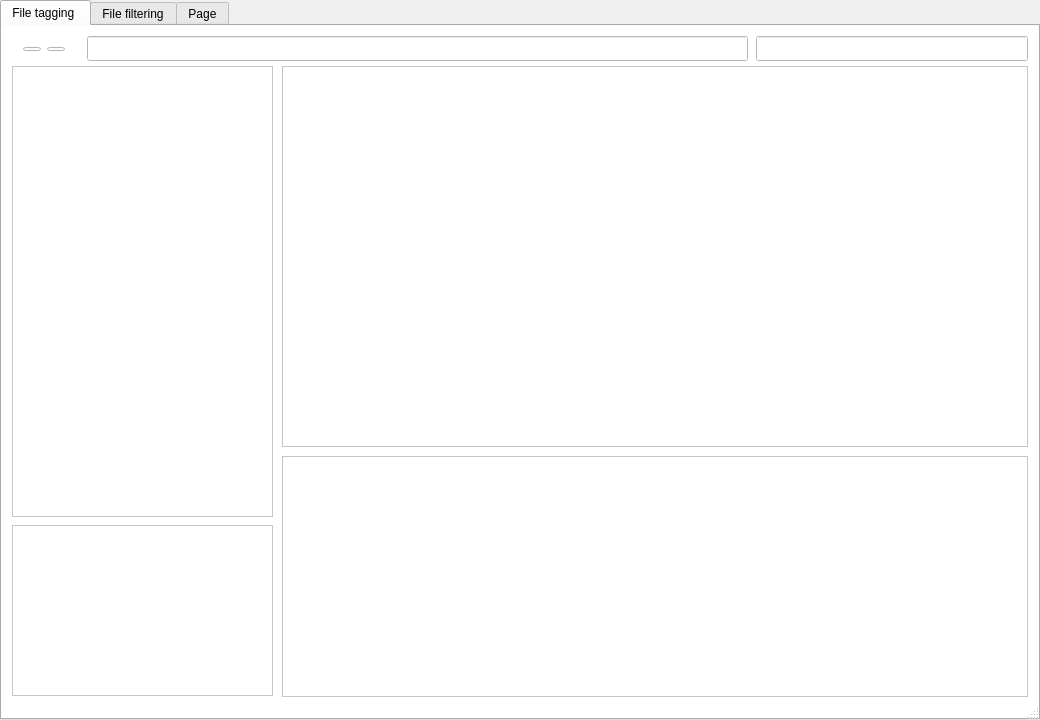
The window that mainwindow.ui (B-Sarah/IHM) describes before a commit, drawn with Qt 5.
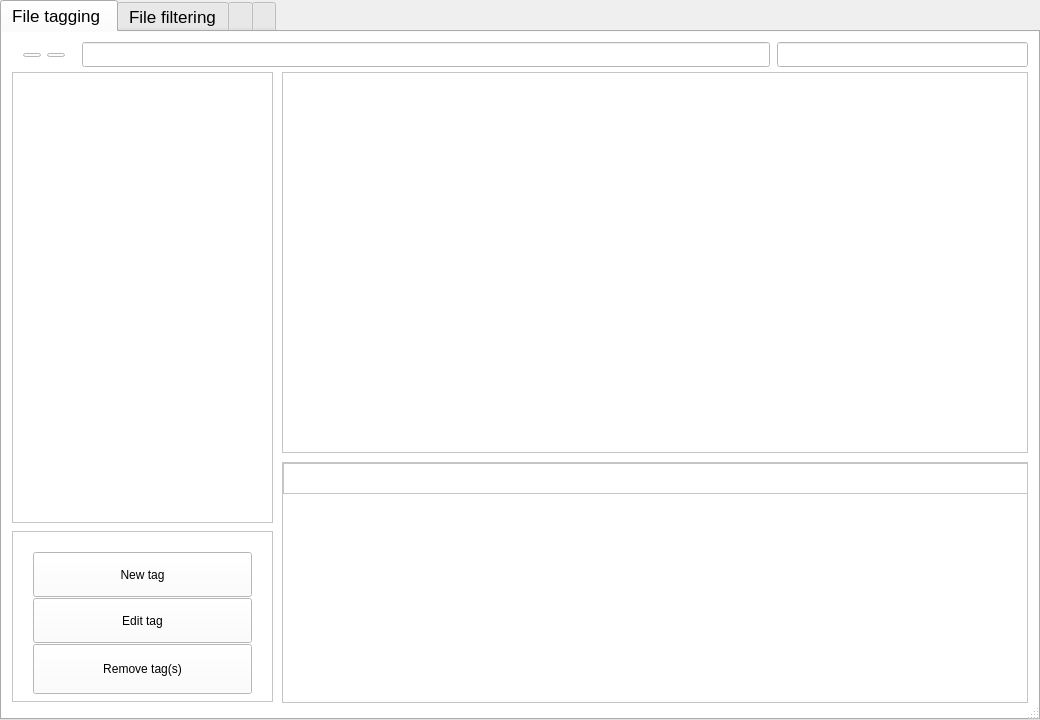
The same window after the commit. Icons and pictures are not drawn.

Patch:
```diff
--- a/mainwindow.ui
+++ b/mainwindow.ui
@@ -65,6 +65,11 @@
       <height>720</height>
      </size>
     </property>
+    <property name="font">
+     <font>
+      <pointsize>13</pointsize>
+     </font>
+    </property>
     <property name="styleSheet">
      <string notr="true">QTabBar::tab{height:40px; width:350px}
 QTabBar::tab:last { height:40px; width:60px;}
@@ -74,9 +79,21 @@
     <property name="tabPosition">
      <enum>QTabWidget::North</enum>
     </property>
+    <property name="tabShape">
+     <enum>QTabWidget::Rounded</enum>
+    </property>
     <property name="currentIndex">
      <number>0</number>
     </property>
+    <property name="iconSize">
+     <size>
+      <width>45</width>
+      <height>35</height>
+     </size>
+    </property>
+    <property name="elideMode">
+     <enum>Qt::ElideNone</enum>
+    </property>
     <widget class="QWidget" name="tag">
      <property name="styleSheet">
       <string notr="true">background-color:white;
@@ -120,31 +137,17 @@
      <widget class="QLineEdit" name="lineEdit">
       <property name="geometry">
        <rect>
-        <x>85</x>
+        <x>80</x>
         <y>10</y>
-        <width>661</width>
+        <width>688</width>
         <height>25</height>
        </rect>
       </property>
-     </widget>
-     <widget class="QFrame" name="frame">
-      <property name="geometry">
-       <rect>
-        <x>280</x>
-        <y>430</y>
-        <width>746</width>
-        <height>241</height>
-       </rect>
-      </property>
-      <property name="styleSheet">
-       <string notr="true">background-color:white;
-</string>
-      </property>
-      <property name="frameShape">
-       <enum>QFrame::StyledPanel</enum>
-      </property>
-      <property name="frameShadow">
-       <enum>QFrame::Raised</enum>
+      <property name="minimumSize">
+       <size>
+        <width>628</width>
+        <height>25</height>
+       </size>
       </property>
      </widget>
      <widget class="QFrame" name="frame_2">
@@ -166,17 +169,116 @@
       <property name="frameShadow">
        <enum>QFrame::Raised</enum>
       </property>
+      <widget class="QWidget" name="">
+       <property name="geometry">
+        <rect>
+         <x>10</x>
+         <y>10</y>
+         <width>241</width>
+         <height>154</height>
+        </rect>
+       </property>
+       <layout class="QVBoxLayout" name="verticalLayout">
+        <item>
+         <widget class="QPushButton" name="newTag">
+          <property name="minimumSize">
+           <size>
+            <width>0</width>
+            <height>45</height>
+           </size>
+          </property>
+          <property name="text">
+           <string>New tag</string>
+          </property>
+         </widget>
+        </item>
+        <item>
+         <widget class="QPushButton" name="EditTag">
+          <property name="minimumSize">
+           <size>
+            <width>0</width>
+            <height>45</height>
+           </size>
+          </property>
+          <property name="text">
+           <string>Edit tag</string>
+          </property>
+         </widget>
+        </item>
+        <item>
+         <widget class="QPushButton" name="removeTag">
+          <property name="minimumSize">
+           <size>
+            <width>0</width>
+            <height>50</height>
+           </size>
+          </property>
+          <property name="text">
+           <string>Remove tag(s)</string>
+          </property>
+         </widget>
+        </item>
+       </layout>
+      </widget>
+      <zorder>EditTag</zorder>
+      <zorder>removeTag</zorder>
+      <zorder>newTag</zorder>
+      <zorder>newTag</zorder>
+      <zorder>EditTag</zorder>
      </widget>
      <widget class="QLineEdit" name="lineEdit_2">
       <property name="geometry">
        <rect>
-        <x>754</x>
+        <x>775</x>
         <y>10</y>
-        <width>272</width>
+        <width>251</width>
         <height>25</height>
        </rect>
       </property>
      </widget>
+     <widget class="QScrollArea" name="scrollArea">
+      <property name="geometry">
+       <rect>
+        <x>280</x>
+        <y>430</y>
+        <width>746</width>
+        <height>241</height>
+       </rect>
+      </property>
+      <property name="styleSheet">
+       <string notr="true">background-color:white;
+</string>
+      </property>
+      <property name="widgetResizable">
+       <bool>true</bool>
+      </property>
+      <widget class="QWidget" name="scrollAreaWidgetContents">
+       <property name="geometry">
+        <rect>
+         <x>0</x>
+         <y>0</y>
+         <width>744</width>
+         <height>239</height>
+        </rect>
+       </property>
+       <widget class="QFrame" name="frame">
+        <property name="geometry">
+         <rect>
+          <x>0</x>
+          <y>0</y>
+          <width>746</width>
+          <height>31</height>
+         </rect>
+        </property>
+        <property name="frameShape">
+         <enum>QFrame::StyledPanel</enum>
+        </property>
+        <property name="frameShadow">
+         <enum>QFrame::Raised</enum>
+        </property>
+       </widget>
+      </widget>
+     </widget>
      <widget class="QWidget" name="">
       <property name="geometry">
        <rect>
@@ -220,6 +322,11 @@
       <string>File filtering</string>
      </attribute>
     </widget>
+    <widget class="QWidget" name="tab">
+     <attribute name="title">
+      <string/>
+     </attribute>
+    </widget>
     <widget class="QWidget" name="para">
      <property name="layoutDirection">
       <enum>Qt::LeftToRight</enum>
@@ -228,7 +335,7 @@
       <string notr="true">padding-right:40pt;qt sqt ttab q</string>
      </property>
      <attribute name="title">
-      <string>Page</string>
+      <string/>
      </attribute>
     </widget>
    </widget>
```
Left out of the diff: 14 changed lines with no effect on the pictures.
